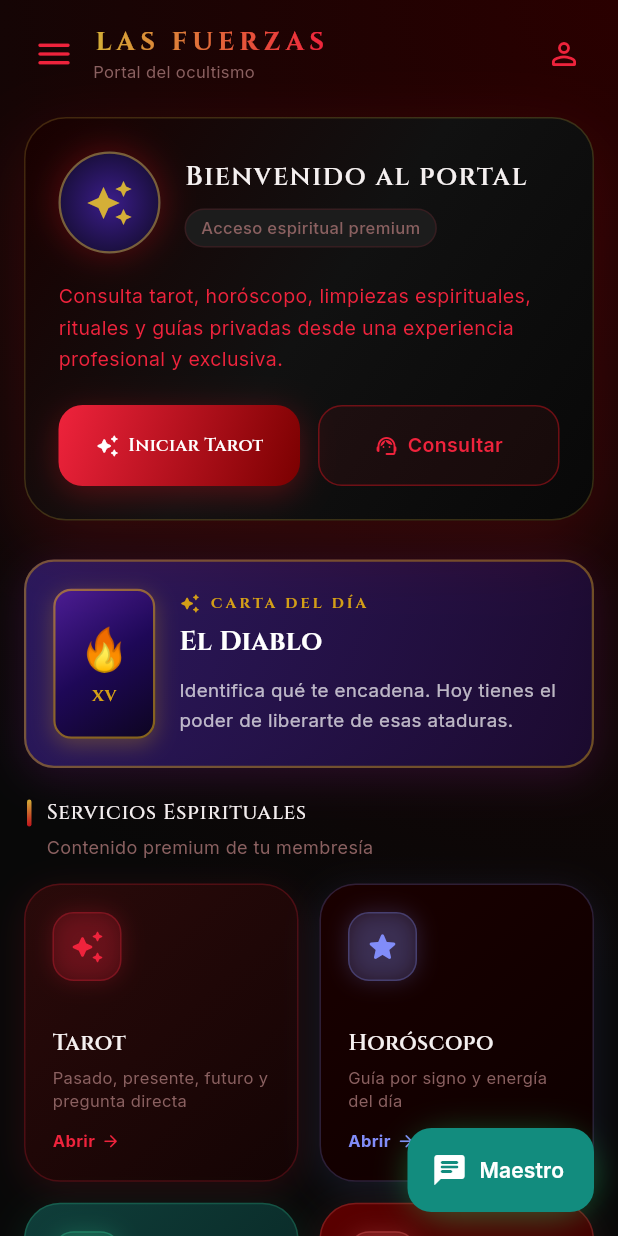
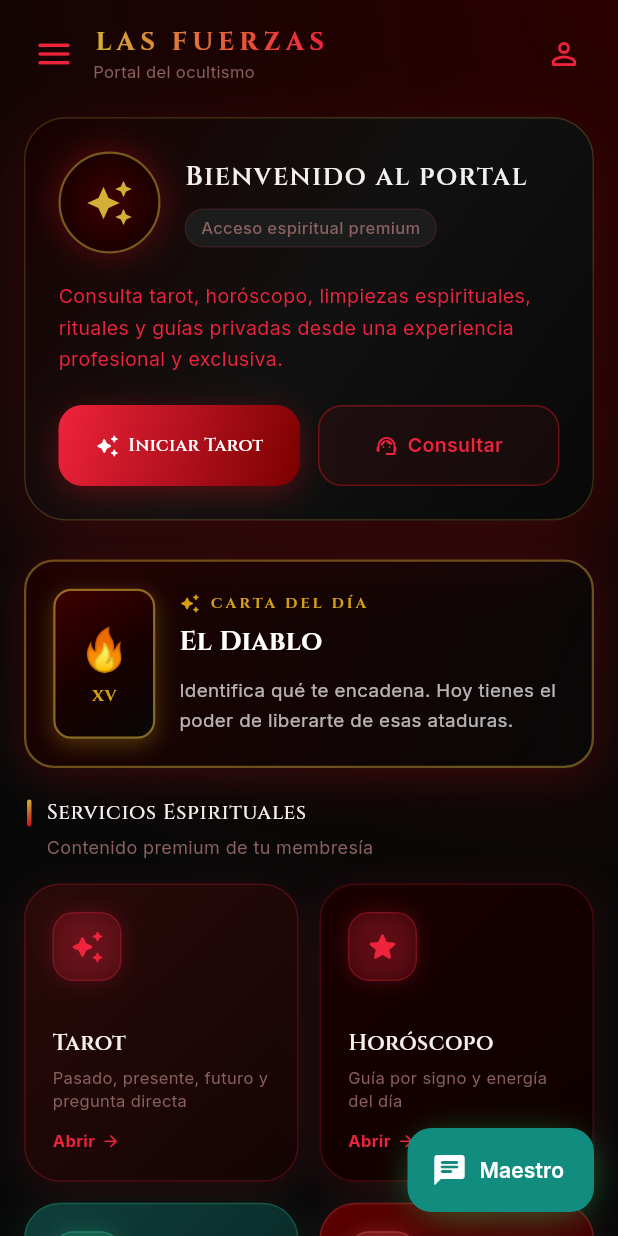
Before and after one commit to juanemadrid/la_fuerza_del_ocultismo, a Flutter app: the HomeScreen screen opened directly, in the side drawer, after a tap on "Horóscopo", on a phone screen of 412 x 824 dp. Run offline on Flutter 3.47's test engine with Material 3 defaults, Android fonts, the phone set to English and light mode, and no system bars; our stand-ins replace cloud_firestore, email_validator, firebase_auth, firebase_core, firebase_storage, google_fonts and 2 more; missing offline and left inert: flutter_pdfview; accounts and stored records are empty; network calls fail.

Commit message:
fix: eliminar colores morados de home_screen - paleta negro y rojo

```diff
--- a/lib/screens/home_screen.dart
+++ b/lib/screens/home_screen.dart
@@ -97,7 +97,7 @@ class _HomeScreenState extends State<HomeScreen> {
                       title: 'Horóscopo',
                       subtitle: 'Guía por signo y energía del día',
                       gradient: AppGradients.horoscopoCard,
-                      accentColor: const Color(0xFF818CF8),
+                      accentColor: AppColors.primaryLight,
                       onTap: () => _open(context, const HoroscopoScreen()),
                     ),
                     _ServiceCard(
@@ -255,7 +255,7 @@ class _HomeScreenState extends State<HomeScreen> {
                 decoration: BoxDecoration(
                   shape: BoxShape.circle,
                   gradient: const RadialGradient(
-                    colors: [Color(0xFF3B1D8A), Color(0xFF1A0F3E)],
+                    colors: [Color(0xFF3D0000), Color(0xFF1A0000)],
                   ),
                   border: Border.all(
                       color: AppColors.gold.withOpacity(0.5), width: 1.5),
@@ -449,7 +449,7 @@ class _HomeScreenState extends State<HomeScreen> {
               gradient: LinearGradient(
                 begin: Alignment.topLeft,
                 end: Alignment.bottomRight,
-                colors: [Color(0xFF2D1B69), Color(0xFF1A1630)],
+                colors: [Color(0xFF1A0000), Color(0xFF111111)],
               ),
               border: Border(
                 bottom: BorderSide(color: AppColors.borderGold, width: 1),
@@ -463,7 +463,7 @@ class _HomeScreenState extends State<HomeScreen> {
                   decoration: BoxDecoration(
                     shape: BoxShape.circle,
                     gradient: const RadialGradient(
-                      colors: [Color(0xFF4C1D95), Color(0xFF1A1630)],
+                      colors: [Color(0xFF5C0000), Color(0xFF1A0000)],
                     ),
                     border: Border.all(
                         color: AppColors.gold.withOpacity(0.55), width: 1.5),
@@ -691,7 +691,7 @@ class _PremiumActionPanel extends StatelessWidget {
         gradient: const LinearGradient(
           begin: Alignment.topLeft,
           end: Alignment.bottomRight,
-          colors: [Color(0xFF1A1630), Color(0xFF0F0D1A)],
+          colors: [Color(0xFF1A0000), Color(0xFF0D0000)],
         ),
         borderRadius: BorderRadius.circular(26),
         border: Border.all(color: AppColors.gold.withOpacity(0.2)),
@@ -895,14 +895,14 @@ class _CartaDelDia extends StatelessWidget {
           begin: Alignment.topLeft,
           end: Alignment.bottomRight,
           colors: [
-            const Color(0xFF2D1B69).withOpacity(0.85),
-            const Color(0xFF1A0A30).withOpacity(0.9),
+            const Color(0xFF1A0000).withOpacity(0.92),
+            const Color(0xFF080808).withOpacity(0.96),
           ],
         ),
-        border: Border.all(color: const Color(0xFFD4A017).withOpacity(0.45), width: 1.5),
+        border: Border.all(color: AppColors.gold.withOpacity(0.45), width: 1.5),
         boxShadow: [
           BoxShadow(
-            color: const Color(0xFF9C27B0).withOpacity(0.2),
+            color: AppColors.primary.withOpacity(0.25),
             blurRadius: 24,
             offset: const Offset(0, 6),
           ),
@@ -919,9 +919,9 @@ class _CartaDelDia extends StatelessWidget {
               gradient: const LinearGradient(
                 begin: Alignment.topLeft,
                 end: Alignment.bottomRight,
-                colors: [Color(0xFF4C1D95), Color(0xFF1E0857), Color(0xFF0D0520)],
+                colors: [Color(0xFF3D0000), Color(0xFF1A0000), Color(0xFF080808)],
               ),
-              border: Border.all(color: const Color(0xFFD4A017).withOpacity(0.6), width: 1.5),
+              border: Border.all(color: AppColors.gold.withOpacity(0.6), width: 1.5),
               boxShadow: [
                 BoxShadow(
                   color: const Color(0xFFD4A017).withOpacity(0.3),
```
